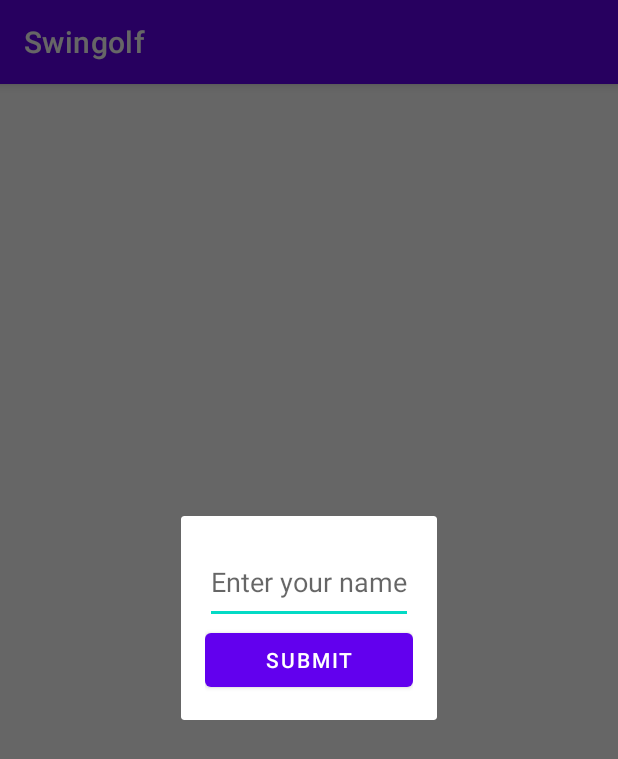
After one commit to Arpad-H/Swingolf, an Android app: the fragment InputDialogFragment shown on its own in the app's theme, on a phone screen of 412 x 824 dp. The commit adds this screen. Shown: the top 759 px of the screen. Run offline under Robolectric (Android 15) with nearby library versions, the phone set to English and light mode, and no system bars.

Commit message:
Added databases and add player UI functionality

```diff
--- a/app/build.gradle
+++ b/app/build.gradle
@@ -40,6 +40,7 @@ dependencies {
     implementation 'androidx.lifecycle:lifecycle-viewmodel-ktx:2.4.1'
     implementation 'androidx.navigation:navigation-fragment:2.5.2'
     implementation 'androidx.navigation:navigation-ui:2.5.2'
+    implementation 'androidx.room:room-common:2.6.1'
     testImplementation 'junit:junit:4.13.2'
     androidTestImplementation 'androidx.test.ext:junit:1.1.3'
     androidTestImplementation 'androidx.test.espresso:espresso-core:3.4.0'
--- /dev/null
+++ b/app/src/main/java/com/example/swingolf/ui/players/InputDialogFragment.java
@@ -0,0 +1,38 @@
+package com.example.swingolf.ui.players;
+
+import android.os.Bundle;
+import android.util.Log;
+import android.view.LayoutInflater;
+import android.view.View;
+import android.view.ViewGroup;
+import android.widget.Button;
+import android.widget.EditText;
+
+import androidx.annotation.NonNull;
+import androidx.annotation.Nullable;
+import androidx.fragment.app.DialogFragment;
+
+import com.example.swingolf.R;
+
+public class InputDialogFragment extends DialogFragment {
+
+    private EditText editTextName;
+    private Button buttonSubmit;
+
+    @Nullable
+    @Override
+    public View onCreateView(@NonNull LayoutInflater inflater, @Nullable ViewGroup container, @Nullable Bundle savedInstanceState) {
+        View view = inflater.inflate(R.layout.fragment_add_player, container, false);
+
+        editTextName = view.findViewById(R.id.editTextName);
+        buttonSubmit = view.findViewById(R.id.buttonSubmitNewPlayer);
+
+        buttonSubmit.setOnClickListener(v -> {
+            String name = editTextName.getText().toString();
+
+            dismiss();
+        });
+
+        return view;
+    }
+}
--- /dev/null
+++ b/app/src/main/res/layout/fragment_add_player.xml
@@ -0,0 +1,19 @@
+<?xml version="1.0" encoding="utf-8"?>
+<LinearLayout xmlns:android="http://schemas.android.com/apk/res/android"
+    android:layout_width="match_parent"
+    android:layout_height="wrap_content"
+    android:orientation="vertical"
+    android:padding="16dp">
+
+    <EditText
+        android:id="@+id/editTextName"
+        android:layout_width="match_parent"
+        android:layout_height="56dp"
+        android:hint="Enter your name" />
+
+    <Button
+        android:id="@+id/buttonSubmitNewPlayer"
+        android:layout_width="match_parent"
+        android:layout_height="wrap_content"
+        android:text="Submit" />
+</LinearLayout>
--- a/app/src/main/res/layout/fragment_players.xml
+++ b/app/src/main/res/layout/fragment_players.xml
@@ -21,7 +21,7 @@
         app:layout_constraintTop_toTopOf="parent" />
 
     <Button
-        android:id="@+id/button"
+        android:id="@+id/btn_add_player"
         android:layout_width="wrap_content"
         android:layout_height="wrap_content"
         android:layout_marginStart="250dp"
--- a/app/src/main/res/layout/nav_header_main.xml
+++ b/app/src/main/res/layout/nav_header_main.xml
@@ -14,11 +14,11 @@
 
     <ImageView
         android:id="@+id/imageView"
-        android:layout_width="wrap_content"
-        android:layout_height="wrap_content"
+        android:layout_width="61dp"
+        android:layout_height="75dp"
         android:contentDescription="@string/nav_header_desc"
         android:paddingTop="@dimen/nav_header_vertical_spacing"
-        app:srcCompat="@mipmap/ic_launcher_round" />
+        app:srcCompat="@drawable/istockphoto_1273321898_612x612" />
 
     <TextView
         android:layout_width="match_parent"
--- a/app/src/main/res/menu/activity_main_drawer.xml
+++ b/app/src/main/res/menu/activity_main_drawer.xml
@@ -6,15 +6,15 @@
     <group android:checkableBehavior="single">
         <item
             android:id="@+id/nav_start_game"
-            android:icon="@drawable/ic_menu_camera"
+            android:icon="@drawable/ic_menu_slideshow"
             android:title="@string/start_game" />
         <item
             android:id="@+id/nav_games"
-            android:icon="@drawable/ic_menu_gallery"
+            android:icon="@android:drawable/ic_menu_sort_by_size"
             android:title="@string/games" />
         <item
             android:id="@+id/nav_players"
-            android:icon="@drawable/ic_menu_slideshow"
+            android:icon="@drawable/ic_launcher_foreground"
             android:title="@string/players" />
     </group>
 </menu>
```
Also changed, not shown: app/src/main/java/com/example/swingolf/dataModel/Game.java (+21 -0 lines), app/src/main/java/com/example/swingolf/dataModel/GameInDao.java (added, +33 -0 lines), app/src/main/java/com/example/swingolf/dataModel/Player.java (+13 -0 lines), app/src/main/java/com/example/swingolf/dataModel/PlayerInDao.java (added, +39 -0 lines), app/src/main/java/com/example/swingolf/ui/players/PlayersFragment.java (+16 -6 lines), app/src/main/res/values/strings.xml (+6 -1 lines), app/src/main/res/drawable/istockphoto_1273321898_612x612.jpg (added).
